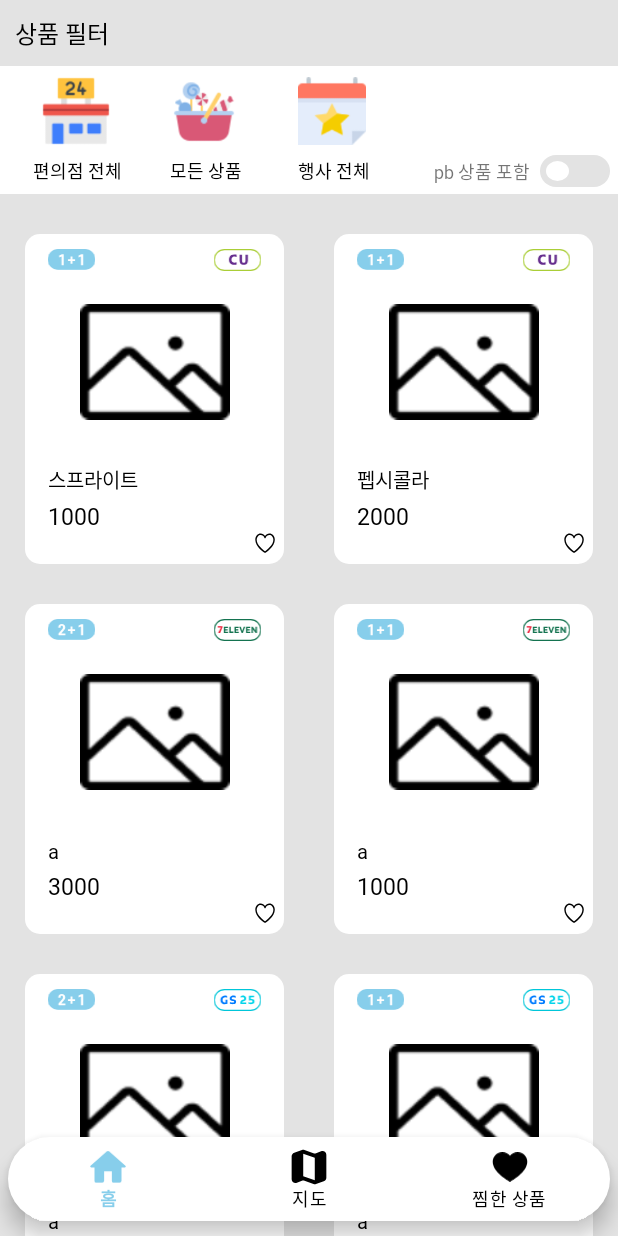
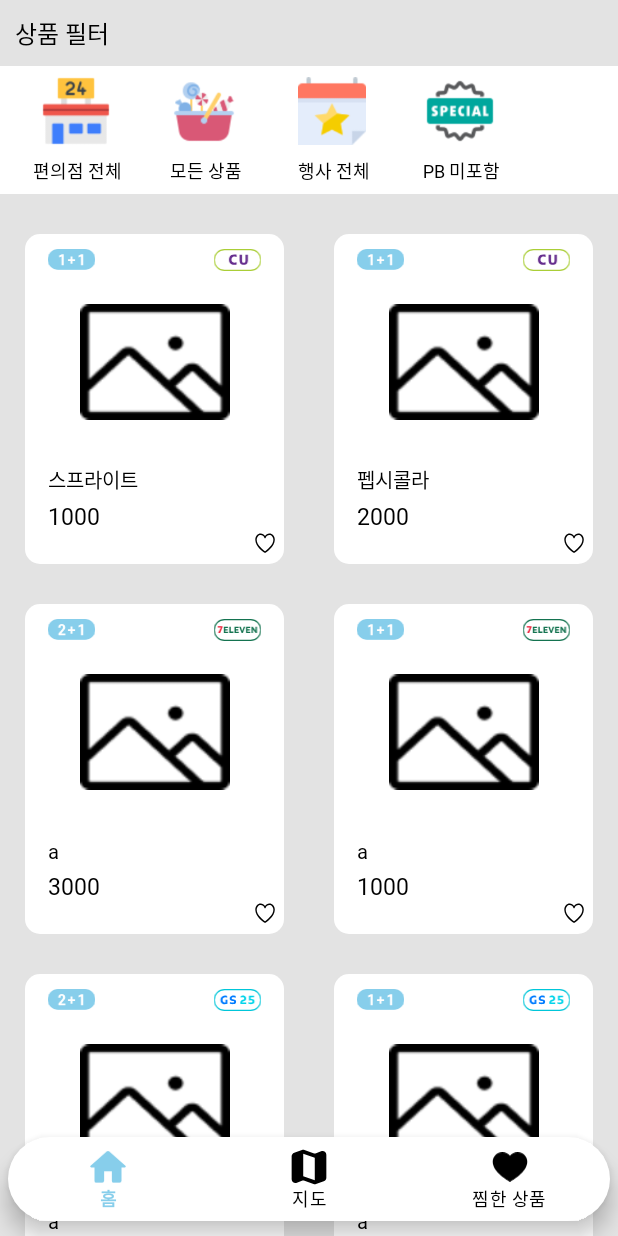
Before and after one commit to OnePlusOne2024/Application, an Android app: the screen it shows after launch (MainActivity), on a phone screen of 412 x 824 dp. Run offline under Robolectric (Android 15) with nearby library versions, the phone set to English and light mode, and no system bars; our stand-ins replace Dagger/Hilt's generated code, data binding.

Commit message:
필터 로직 완성, pb필터 병합

```diff
--- a/app/src/main/java/com/example/oneplusone/fragment/HomeFragment.kt
+++ b/app/src/main/java/com/example/oneplusone/fragment/HomeFragment.kt
@@ -47,6 +47,7 @@ class HomeFragment : Fragment() {
     private var selectMainFilter:View?=null
 
 
+
     override fun onCreateView(
         inflater: LayoutInflater, container: ViewGroup?,
         savedInstanceState: Bundle?
@@ -67,7 +68,6 @@ class HomeFragment : Fragment() {
         setupDataBinding()
 
         observeSetting()
-
 
     }
 
@@ -90,6 +90,7 @@ class HomeFragment : Fragment() {
         observeFilterDataViewModel()
         observeProductDataViewModel()
     }
+
 
     private fun initMainFilterAdapter() {
         mainFilterAdapter = MainFilterRecyclerAdapter(object : MainFilterClickListener {
@@ -140,11 +141,12 @@ class HomeFragment : Fragment() {
     }
 
     private fun observeMainFilterViewModel() {
-        mainFilterViewModel.mainFilterDataList.observe(viewLifecycleOwner, Observer { data ->
+        mainFilterViewModel.mainFilterDataList.observe(viewLifecycleOwner, Observer { mainFilterData ->
 
-            mainFilterAdapter.submitList(data)
-            productDataViewModel.loadFilteringProductData(data)
+            mainFilterAdapter.submitList(mainFilterData)
+            productDataViewModel.loadFilteredProductData(mainFilterData)
         })
+
     }
 
     private fun observeFilterDataViewModel() {
--- a/app/src/main/java/com/example/oneplusone/model/data/ProductData.kt
+++ b/app/src/main/java/com/example/oneplusone/model/data/ProductData.kt
@@ -17,4 +17,6 @@ data class ProductData(
     var favorite: Boolean,
 
     var category: String,
+
+    var pb: Boolean,
 )
--- a/app/src/main/java/com/example/oneplusone/model/data/enums/FilterType.kt
+++ b/app/src/main/java/com/example/oneplusone/model/data/enums/FilterType.kt
@@ -1,5 +1,5 @@
 package com.example.oneplusone.model.data.enums
 
 enum class FilterType {
-    CONVENIENCE, PRODUCT_CATEGORY, BENEFITS,NONE
+    CONVENIENCE, PRODUCT_CATEGORY, BENEFITS,PB,NONE
 }
--- /dev/null
+++ b/app/src/main/java/com/example/oneplusone/model/data/enums/PbType.kt
@@ -0,0 +1,11 @@
+package com.example.oneplusone.model.data.enums
+
+import com.example.oneplusone.R
+
+enum class PbType(val iconResId: Int, val title: String) {
+
+    INCLUDING_PB(R.drawable.pb_icon, "PB 포함"),
+    NOT_INCLUDING_PB(R.drawable.pb_icon, "PB 미포함"),
+
+
+}
--- a/app/src/main/java/com/example/oneplusone/repository/FilterDataRepositoryImpl.kt
+++ b/app/src/main/java/com/example/oneplusone/repository/FilterDataRepositoryImpl.kt
@@ -4,6 +4,7 @@ import com.example.oneplusone.model.data.FilterData
 import com.example.oneplusone.model.data.enums.BenefitsType
 import com.example.oneplusone.model.data.enums.ConvenienceType
 import com.example.oneplusone.model.data.enums.FilterType
+import com.example.oneplusone.model.data.enums.PbType
 import com.example.oneplusone.model.data.enums.ProductCategoryType
 import javax.inject.Inject
 
@@ -20,7 +21,9 @@ class FilterDataRepositoryImpl @Inject constructor()
             FilterType.BENEFITS -> BenefitsType.entries.map { enumItem ->
                 FilterData(enumItem.title, enumItem.iconResId, FilterType.BENEFITS)
             }
-
+            FilterType.PB -> PbType.entries.map { enumItem ->
+                FilterData(enumItem.title, enumItem.iconResId, FilterType.PB)
+            }
             FilterType.NONE -> TODO()
         }
     }
--- a/app/src/main/java/com/example/oneplusone/repository/MainFilterRepositoryImpl.kt
+++ b/app/src/main/java/com/example/oneplusone/repository/MainFilterRepositoryImpl.kt
@@ -5,6 +5,7 @@ import com.example.oneplusone.model.data.MainFilterData
 import com.example.oneplusone.model.data.enums.BenefitsType
 import com.example.oneplusone.model.data.enums.ConvenienceType
 import com.example.oneplusone.model.data.enums.FilterType
+import com.example.oneplusone.model.data.enums.PbType
 import com.example.oneplusone.model.data.enums.ProductCategoryType
 import javax.inject.Inject
 
@@ -30,6 +31,11 @@ class MainFilterRepositoryImpl @Inject constructor()
                 BenefitsType.ALL_BENEFITS.iconResId,
                 BenefitsType.ALL_BENEFITS.title,
                 FilterType.BENEFITS
+            ),
+            MainFilterData(
+                PbType.NOT_INCLUDING_PB.iconResId,
+                PbType.NOT_INCLUDING_PB.title,
+                FilterType.PB
             )
         )
     }
--- a/app/src/main/java/com/example/oneplusone/repository/ProductDataRepositoryImpl.kt
+++ b/app/src/main/java/com/example/oneplusone/repository/ProductDataRepositoryImpl.kt
@@ -21,7 +21,8 @@ class ProductDataRepositoryImpl @Inject constructor() : ProductDataRepository {
                 "1+1",
                 R.drawable.example_product_image,
                 false,
-                "음료"
+                "음료",
+                false,
                 ),
             ProductData(2,
                 "펩시콜라",
@@ -30,7 +31,8 @@ class ProductDataRepositoryImpl @Inject constructor() : ProductDataRepository {
                 "1+1",
                 R.drawable.example_product_image,
                 false,
-                "음료"
+                "음료",
+                true
                 ),
             ProductData(3,
                 "a",
@@ -39,7 +41,8 @@ class ProductDataRepositoryImpl @Inject constructor() : ProductDataRepository {
                 "2+1",
                 R.drawable.example_product_image,
                 false,
-                "과자"
+                "과자",
+                false
                 ),
             ProductData(4,
                 "a",
@@ -48,7 +51,8 @@ class ProductDataRepositoryImpl @Inject constructor() : ProductDataRepository {
                 "1+1",
                 R.drawable.example_product_image,
                 false,
-                "식품"
+                "식품",
+                false
                 ),
             ProductData(5,
                 "a",
@@ -57,7 +61,8 @@ class ProductDataRepositoryImpl @Inject constructor() : ProductDataRepository {
                 "2+1",
                 R.drawable.example_product_image,
                 false,
-                "아이스 크림"
+                "아이스 크림",
+                false
                 ),
             ProductData(6,
                 "a",
@@ -66,7 +71,8 @@ class ProductDataRepositoryImpl @Inject constructor() : ProductDataRepository {
                 "1+1",
                 R.drawable.example_product_image,
                 false,
-                "생활 용품"
+                "생활 용품",
+                false
                 ),
             ProductData(7,
                 "a",
@@ -75,7 +81,8 @@ class ProductDataRepositoryImpl @Inject constructor() : ProductDataRepository {
                 "1+1",
                 R.drawable.example_product_image,
                 false,
-                "아이스 크림"
+                "아이스 크림",
+                true
                 ),
             ProductData(8,
                 "a",
@@ -84,7 +91,8 @@ class ProductDataRepositoryImpl @Inject constructor() : ProductDataRepository {
                 "1+1",
                 R.drawable.example_product_image,
                 false,
-                "아이스 크림"
+                "아이스 크림",
+                false
                 ),
             ProductData(9,
                 "a",
@@ -93,7 +101,8 @@ class ProductDataRepositoryImpl @Inject constructor() : ProductDataRepository {
                 "1+1",
                 R.drawable.example_product_image,
                 false,
-                "생활 용품"
+                "생활 용품",
+                true
                 ),
             ProductData(10,
                 "a",
@@ -102,7 +111,8 @@ class ProductDataRepositoryImpl @Inject constructor() : ProductDataRepository {
                 "할인",
                 R.drawable.example_product_image,
                 false,
-                "음료"
+                "음료",
+                false
                 ),
         )
     }
--- a/app/src/main/java/com/example/oneplusone/viewModel/MainFilterViewModel.kt
+++ b/app/src/main/java/com/example/oneplusone/viewModel/MainFilterViewModel.kt
@@ -26,6 +26,7 @@ class MainFilterViewModel @Inject internal constructor(
 
 //    val currentMainFilterDataList: LiveData<List<MainFilterData>>
 //        get() = _currentMainFilterDataList
+
 
     init {
         loadMainFilters()
@@ -57,4 +58,6 @@ class MainFilterViewModel @Inject internal constructor(
         Log.d("_mainFilterDataList", _mainFilterDataList.value.toString())
     }
 
+
+
 }
--- a/app/src/main/java/com/example/oneplusone/viewModel/ProductDataViewModel.kt
+++ b/app/src/main/java/com/example/oneplusone/viewModel/ProductDataViewModel.kt
@@ -9,6 +9,7 @@ import com.example.oneplusone.model.data.ProductData
 import com.example.oneplusone.model.data.enums.BenefitsType
 import com.example.oneplusone.model.data.enums.ConvenienceType
 import com.example.oneplusone.model.data.enums.FilterType
+import com.example.oneplusone.model.data.enums.PbType
 import com.example.oneplusone.model.data.enums.ProductCategoryType
 import com.example.oneplusone.repository.ProductDataRepository
 import dagger.hilt.android.lifecycle.HiltViewModel
@@ -33,6 +34,7 @@ class ProductDataViewModel @Inject constructor(
 
     private var _filterProductData=MutableLiveData<List<ProductData>>()
 
+
     //todo 서버에서 데이터를 가져왔을 경우를 생각해 레포지토리 생성하기
 
     val clickProductData: LiveData<ProductData>
@@ -43,6 +45,7 @@ class ProductDataViewModel @Inject constructor(
 
     val filterProductData: LiveData<List<ProductData>>
         get() = _filterProductData
+
 
     init{
         loadProductData()
@@ -72,67 +75,37 @@ class ProductDataViewModel @Inject constructor(
         Log.d("_clickProductData",_clickProductData.value.toString())
     }
 
-//    fun loadFilteringProductData(mainFilterData: List<MainFilterData>) {
-//
-//        val filteredProductList: MutableList<ProductData> = mutableListOf()
-//
-//        productDataList.value?.let { productList ->
-//            for (product in productList) {
-//                var matchesAllFilters = true
-//
-//                for (filter in mainFilterData) {
-//                    Log.d("filter", filter.toString())
-//                    val matchesCurrentFilter = when (filter.filterType) {
-//                        FilterType.CONVENIENCE -> {
-//                            filter.mainFilterText == "편의점 전체" || product.brand == filter.mainFilterText
-//                        }
-//                        FilterType.PRODUCT_CATEGORY -> {
-//                            filter.mainFilterText == "모든 상품" || product.category == filter.mainFilterText
-//                        }
-//                        FilterType.BENEFITS -> {
-//                            filter.mainFilterText == "행사 전체" || product.benefits == filter.mainFilterText
-//                        }
-//                        else -> true
-//                    }
-//                    Log.d("filter", matchesCurrentFilter.toString())
-//                    if (!matchesCurrentFilter) {
-//                        matchesAllFilters = false
-//                        break
-//                    }
-//                }
-//                if (matchesAllFilters) {
-//                    filteredProductList.add(product)
-//                }
-//            }
-//        }
-//        Log.d("filteredProductList", filteredProductList.toString())
-//    }
+
 
     //todo filter와 all 알아보기
-    fun loadFilteringProductData(mainFilterData: List<MainFilterData>) {
+    fun loadFilteredProductData(mainFilterData: List<MainFilterData>) {
         productDataList.value?.let { productList ->
-            val filteredProductList = productList.filter { product ->
+
+            // PB 필터를 적용한 결과에 메인 필터 적용
+            val finalFilteredProductList = productList.filter { product ->
                 mainFilterData.all { filter ->
                     when (filter.filterType) {
                         FilterType.CONVENIENCE ->
-                            filter.mainFilterText == ConvenienceType.ALL_CONVENIENCE_STORE.title
-                                    || product.brand == filter.mainFilterText
-
+                            filter.mainFilterText == ConvenienceType.ALL_CONVENIENCE_STORE.title || product.brand == filter.mainFilterText
                         FilterType.PRODUCT_CATEGORY ->
-                            filter.mainFilterText == ProductCategoryType.ALL_PRODUCT_CATEGORY.title
-                                    || product.category == filter.mainFilterText
-
+                            filter.mainFilterText == ProductCategoryType.ALL_PRODUCT_CATEGORY.title || product.category == filter.mainFilterText
                         FilterType.BENEFITS ->
-                            filter.mainFilterText == BenefitsType.ALL_BENEFITS.title
-                                    || product.benefits == filter.mainFilterText
-
+                            filter.mainFilterText == BenefitsType.ALL_BENEFITS.title || product.benefits == filter.mainFilterText
+                        FilterType.PB ->
+                            if (filter.mainFilterText == "PB 포함") {
+                                product.pb
+                            } else {
+                                true
+                            }
                         else -> true
                     }
                 }
             }
-            _filterProductData.value=filteredProductList
+            _filterProductData.value = finalFilteredProductList
         }
     }
+
+
     companion object{
         const val MIN_HEIGHT_PERCENT=0.3
         const val MAX_HEIGHT_PERCENT=0.9
--- a/app/src/main/res/layout/fragment_home.xml
+++ b/app/src/main/res/layout/fragment_home.xml
@@ -63,42 +63,6 @@
             app:layout_constraintStart_toStartOf="parent"
             app:layout_constraintTop_toTopOf="@id/product_filter_bar" />
 
-
-        <TextView
-            android:id="@+id/pb_switch_text"
-            android:layout_width="wrap_content"
-            android:layout_height="wrap_content"
-            android:layout_marginEnd="5dp"
-            android:fontFamily="@font/scdream4"
-            android:gravity="center_vertical"
-
-            android:text="pb 상품 포함"
-            android:textSize="12dp"
-            app:layout_constraintTop_toTopOf="@id/pb_switch"
-            app:layout_constraintBottom_toBottomOf="@id/pb_switch"
-            app:layout_constraintEnd_toStartOf="@id/pb_switch"
- />
-
-
-        <androidx.appcompat.widget.SwitchCompat
-            android:id="@+id/pb_switch"
-            android:layout_width="wrap_content"
-            android:layout_height="30dp"
-            android:layout_marginEnd="5dp"
-            android:background="@color/white"
-
-            android:switchMinWidth="0dp"
-            android:textOff=""
-            android:textOn=""
-            android:lineSpacingExtra="6.4sp"
-            app:layout_constraintBottom_toBottomOf="@id/product_filter_bar"
-            app:layout_constraintEnd_toEndOf="@id/product_filter_bar"
-            app:switchMinWidth="0dp"
-            app:thumbTextPadding="15dp"
-            android:thumb="@drawable/pb_filter_thumb"
-            app:track="@drawable/pb_filter_track" />
-
-
         <ImageView
             android:id="@+id/filter_bar_detail"
             android:layout_width="match_parent"
```
Also changed, not shown: app/src/main/res/drawable/pb_icon.png (added).
